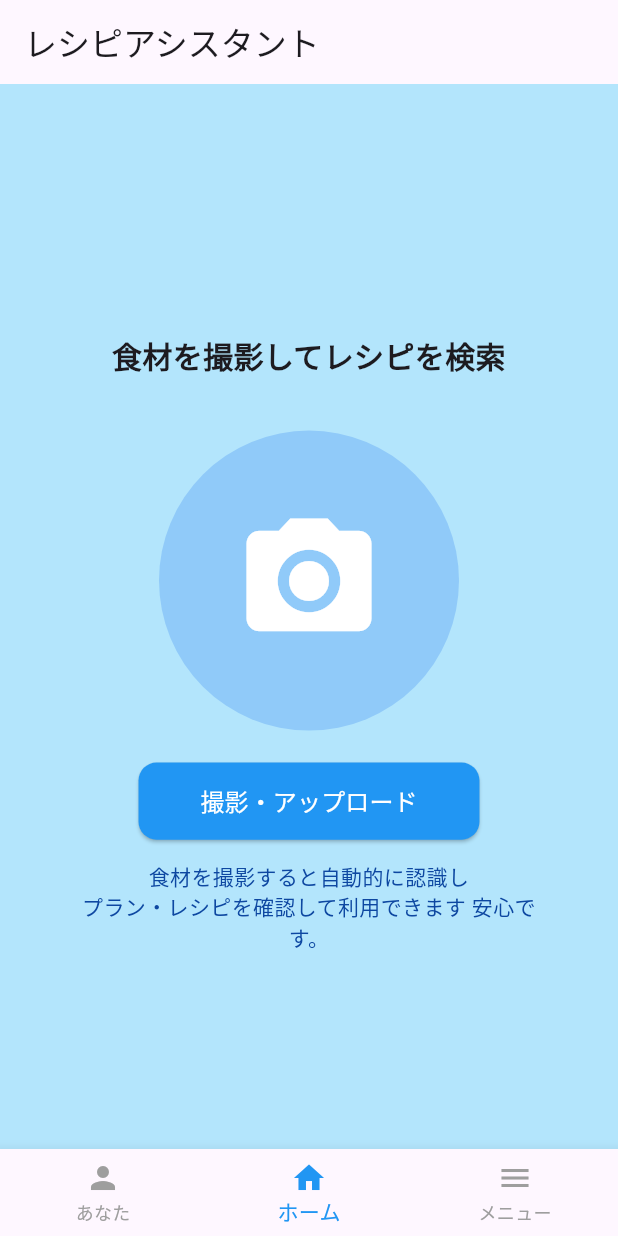
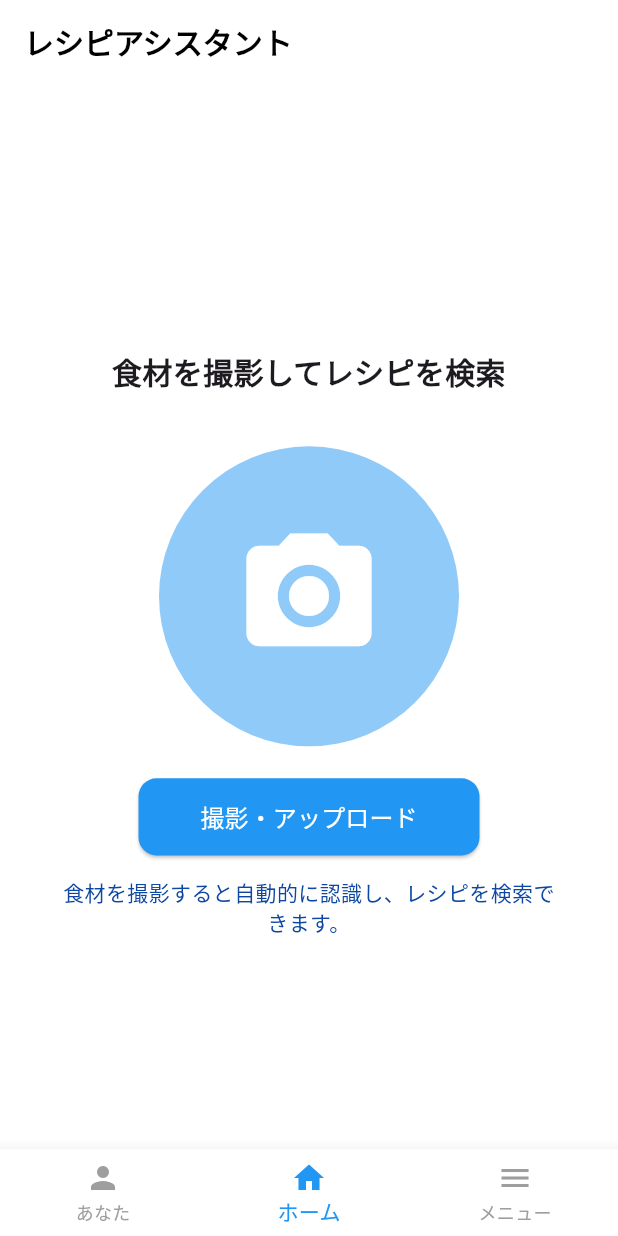
Before and after one commit to m1nqto-y/recipe_assistant, a Flutter app: the screen it shows after launch, on a phone screen of 412 x 824 dp. Run offline on Flutter 3.47's test engine with Material 3 defaults, Android fonts, the light colour scheme and no system bars; our stand-ins replace dio, image_picker.

Commit message:
ホーム画面の背景色を白に統一し、AppBarのスタイルを変更

```diff
--- a/lib/screens/home_screen.dart
+++ b/lib/screens/home_screen.dart
@@ -74,76 +74,75 @@ class HomeScreenState extends State<HomeScreen> {
     super.initState();
     _screens = [
       // あなたタブ（仮のプレースホルダー）
-      Center(
-        child: Text('あなた画面', style: TextStyle(fontSize: 24)),
+      Container(
+        color: Colors.white, // 背景を白に統一
+        child: Center(
+          child: Text('あなた画面', style: TextStyle(fontSize: 24)),
+        ),
       ),
       // ホームタブ（画像アップロード画面）
       LayoutBuilder(
         builder: (context, constraints) {
           return Container(
-            color: Colors.lightBlue[100], // 背景を薄い青に設定
+            color: Colors.white, // 背景を白に統一
             child: Column(
               mainAxisAlignment: MainAxisAlignment.center,
               crossAxisAlignment: CrossAxisAlignment.center,
               children: [
-                // テキスト（上部に固定、レスポンシブ対応）
                 Padding(
                   padding: EdgeInsets.symmetric(
-                    vertical: constraints.maxHeight * 0.05, // 画面高さの5%
-                    horizontal: constraints.maxWidth * 0.1, // 画面幅の10%
+                    vertical: constraints.maxHeight * 0.05,
+                    horizontal: constraints.maxWidth * 0.1,
                   ),
                   child: Text(
                     '食材を撮影してレシピを検索',
                     style: TextStyle(
-                      fontSize: constraints.maxWidth > 600 ? 28 : 20, // 幅に応じてフォントサイズ調整
+                      fontSize: constraints.maxWidth > 600 ? 28 : 20,
                       fontWeight: FontWeight.bold,
                     ),
                     textAlign: TextAlign.center,
                   ),
                 ),
-                // イラストのプレースホルダー（レスポンシブ対応）
                 Container(
-                  width: constraints.maxWidth > 600 ? 250 : 200, // 幅に応じてサイズ調整
+                  width: constraints.maxWidth > 600 ? 250 : 200,
                   height: constraints.maxWidth > 600 ? 250 : 200,
                   decoration: BoxDecoration(
-                    color: Colors.blue[200], // 仮の青い円
+                    color: Colors.blue[200],
                     shape: BoxShape.circle,
                   ),
                   child: Icon(Icons.camera_alt, size: constraints.maxWidth > 600 ? 120 : 100, color: Colors.white),
                 ),
-                SizedBox(height: constraints.maxHeight * 0.03), // レスポンシブな間隔
-                // ボタン（レスポンシブ対応）
+                SizedBox(height: constraints.maxHeight * 0.03),
                 Padding(
                   padding: EdgeInsets.symmetric(horizontal: constraints.maxWidth * 0.1),
                   child: ElevatedButton(
-                    onPressed: () => _pickImage(context), // ここで直接メソッドを呼び出し
+                    onPressed: () => _pickImage(context),
                     style: ElevatedButton.styleFrom(
-                      backgroundColor: Colors.blue, // ボタンを青色に
+                      backgroundColor: Colors.blue,
                       shape: RoundedRectangleBorder(
-                        borderRadius: BorderRadius.circular(12), // 角丸
+                        borderRadius: BorderRadius.circular(12),
                       ),
                       padding: EdgeInsets.symmetric(
-                        horizontal: constraints.maxWidth * 0.1, // 幅の10%
-                        vertical: constraints.maxHeight * 0.02, // 高さの2%
+                        horizontal: constraints.maxWidth * 0.1,
+                        vertical: constraints.maxHeight * 0.02,
                       ),
                     ),
                     child: Text(
                       '撮影・アップロード',
                       style: TextStyle(
                         color: Colors.white,
-                        fontSize: constraints.maxWidth > 600 ? 18 : 16, // 幅に応じてフォントサイズ調整
+                        fontSize: constraints.maxWidth > 600 ? 18 : 16,
                       ),
                     ),
                   ),
                 ),
-                SizedBox(height: constraints.maxHeight * 0.02), // レスポンシブな間隔
-                // 説明テキスト（レスポンシブ対応）
+                SizedBox(height: constraints.maxHeight * 0.02),
                 Padding(
                   padding: EdgeInsets.symmetric(horizontal: constraints.maxWidth * 0.1),
                   child: Text(
-                    '食材を撮影すると自動的に認識し\nプラン・レシピを確認して利用できます 安心です。',
+                    '食材を撮影すると自動的に認識し、レシピを検索できます。',
                     style: TextStyle(
-                      fontSize: constraints.maxWidth > 600 ? 16 : 14, // 幅に応じてフォントサイズ調整
+                      fontSize: constraints.maxWidth > 600 ? 16 : 14,
                       color: Colors.blue[900],
                     ),
                     textAlign: TextAlign.center,
@@ -155,8 +154,11 @@ class HomeScreenState extends State<HomeScreen> {
         },
       ),
       // メニュータブ（仮のプレースホルダー）
-      Center(
-        child: Text('メニュー画面', style: TextStyle(fontSize: 24)),
+      Container(
+        color: Colors.white, // 背景を白に統一
+        child: Center(
+          child: Text('メニュー画面', style: TextStyle(fontSize: 24)),
+        ),
       ),
     ];
   }
@@ -170,27 +172,38 @@ class HomeScreenState extends State<HomeScreen> {
   @override
   Widget build(BuildContext context) {
     return Scaffold(
-      appBar: AppBar(title: const Text('レシピアシスタント')),
-      body: _screens[_selectedIndex], // 選択されたタブの内容を表示
+      appBar: AppBar(
+        title: const Text('レシピアシスタント'),
+        backgroundColor: Colors.white, // AppBar の背景を白に変更
+        elevation: 0, // 影をなくす（オプション）
+        titleTextStyle: TextStyle(
+          color: Colors.black, // タイトル文字を黒に変更
+          fontSize: 20,
+          fontWeight: FontWeight.bold,
+        ),
+      ),
+      body: _screens[_selectedIndex],
+      backgroundColor: Colors.white, // Scaffold の背景を白に統一
       bottomNavigationBar: BottomNavigationBar(
         items: const <BottomNavigationBarItem>[
           BottomNavigationBarItem(
-            icon: Icon(Icons.person), // あなたアイコン（人物）
+            icon: Icon(Icons.person),
             label: 'あなた',
           ),
           BottomNavigationBarItem(
-            icon: Icon(Icons.home), // ホームアイコン
+            icon: Icon(Icons.home),
             label: 'ホーム',
           ),
           BottomNavigationBarItem(
-            icon: Icon(Icons.menu), // メニューアイコン
+            icon: Icon(Icons.menu),
             label: 'メニュー',
           ),
         ],
         currentIndex: _selectedIndex,
-        onTap: _onItemTapped, // タップ時に呼び出されるコールバック
-        selectedItemColor: Colors.blue, // 選択時の色を青に
-        unselectedItemColor: Colors.grey, // 未選択時の色をグレーに
+        onTap: _onItemTapped,
+        selectedItemColor: Colors.blue,
+        unselectedItemColor: Colors.grey,
+        backgroundColor: Colors.white, // BottomNavigationBar の背景を白に変更
       ),
     );
   }
```
